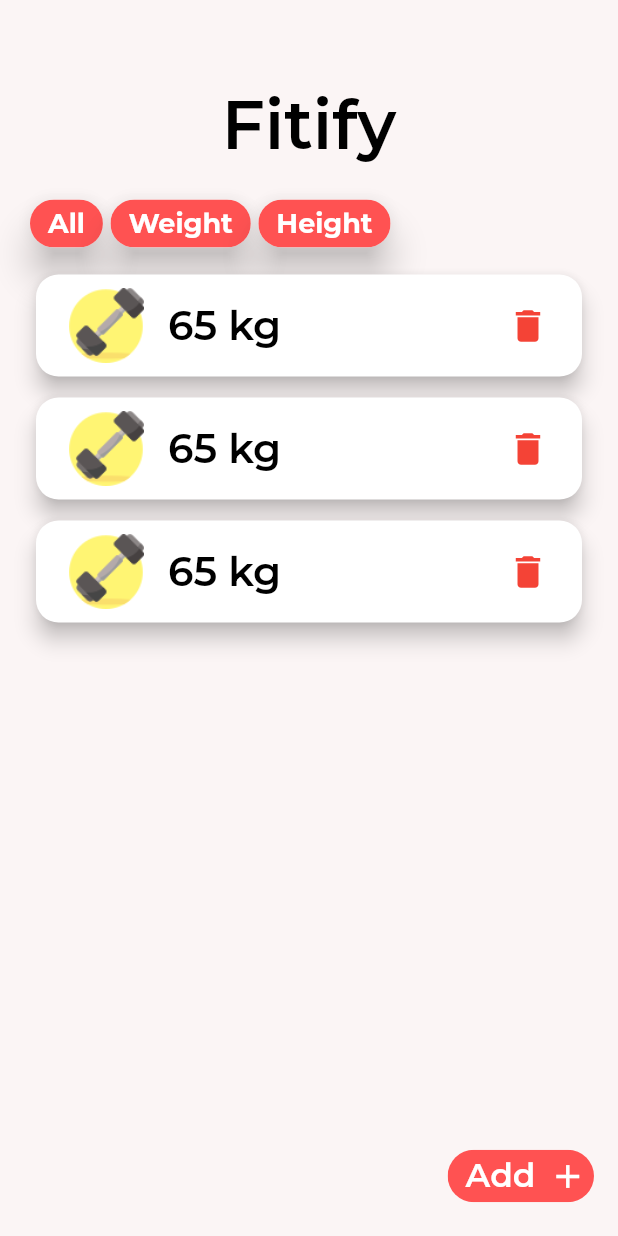
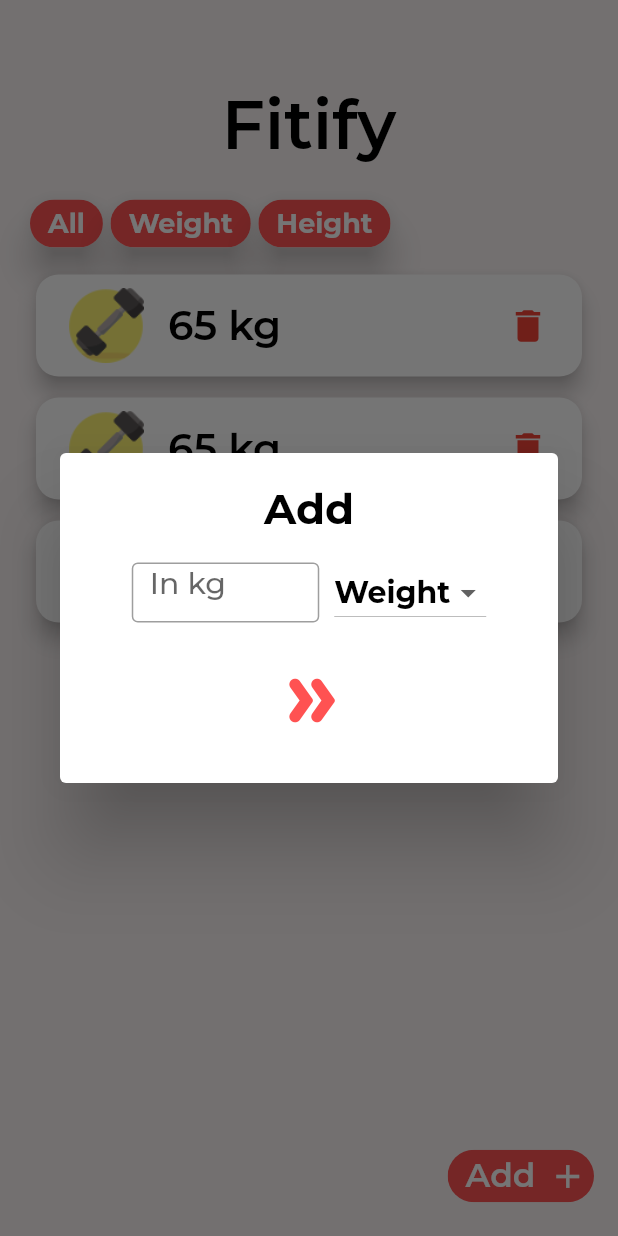
Before and after one commit to KYOHEI-jp/flutter_tracker, a Flutter app: the screen it shows after launch, after a tap on the "add" icon, on a phone screen of 412 x 824 dp. Run offline on Flutter 3.47's test engine with Material 2 defaults, Android fonts, the phone set to English and light mode, and no system bars; our stand-ins replace google_fonts, hydrated_bloc.

```diff
--- a/lib/screens/homescreen.dart
+++ b/lib/screens/homescreen.dart
@@ -23,13 +23,98 @@ class _HomeScreenState extends State<HomeScreen> {
     );
   }
 
+  openAppDialog() {
+    return showDialog(
+        context: context,
+        builder: (context) {
+          return Dialog(
+            child: Container(
+              height: 220,
+              child: Padding(
+                padding: const EdgeInsets.only(top: 20.0),
+                child: Column(
+                  children: [
+                    Text(
+                      "Add",
+                      style: textStyle(28, Colors.black, FontWeight.w700),
+                    ),
+                    SizedBox(
+                      height: 15,
+                    ),
+                    Row(
+                      mainAxisAlignment: MainAxisAlignment.center,
+                      children: [
+                        Container(
+                          width: 125,
+                          height: 40,
+                          child: TextFormField(
+                            style: textStyle(20, Colors.black, FontWeight.w500),
+                            decoration: InputDecoration(
+                                hintText: "In kg",
+                                border: OutlineInputBorder(
+                                    borderSide: BorderSide(
+                                        width: 1, color: Colors.black))),
+                          ),
+                        ),
+                        SizedBox(
+                          width: 10,
+                        ),
+                        DropdownButton(
+                          onChanged: (value) {
+                            print(value);
+                          },
+                          hint: Text(
+                            "weight",
+                            style: textStyle(20, Colors.black, FontWeight.w700),
+                          ),
+                          dropdownColor: Colors.grey,
+                          elevation: 7,
+                          value: "weight",
+                          items: [
+                            DropdownMenuItem(
+                              value: "weight",
+                              child: Text(
+                                "Weight",
+                                style: textStyle(
+                                    20, Colors.black, FontWeight.w700),
+                              ),
+                            ),
+                            DropdownMenuItem(
+                              value: "height",
+                              child: Text(
+                                "Height",
+                                style: textStyle(
+                                    20, Colors.black, FontWeight.w700),
+                              ),
+                            )
+                          ],
+                        ),
+                      ],
+                    ),
+                    SizedBox(
+                      height: 15.0,
+                    ),
+                    IconButton(
+                      color: Colors.redAccent,
+                      iconSize: 50,
+                      onPressed: () => print("Pressed"),
+                      icon: Icon(Icons.double_arrow_rounded),
+                    ),
+                  ],
+                ),
+              ),
+            ),
+          );
+        });
+  }
+
   @override
   Widget build(BuildContext context) {
     return Scaffold(
       backgroundColor: Color(0xffFBF5F5),
       floatingActionButton: Chip(
         backgroundColor: Colors.redAccent,
-        onDeleted: () => print("Clicked"),
+        onDeleted: () => openAppDialog(),
         deleteIcon: Icon(
           Icons.add,
           color: Colors.white,
```
